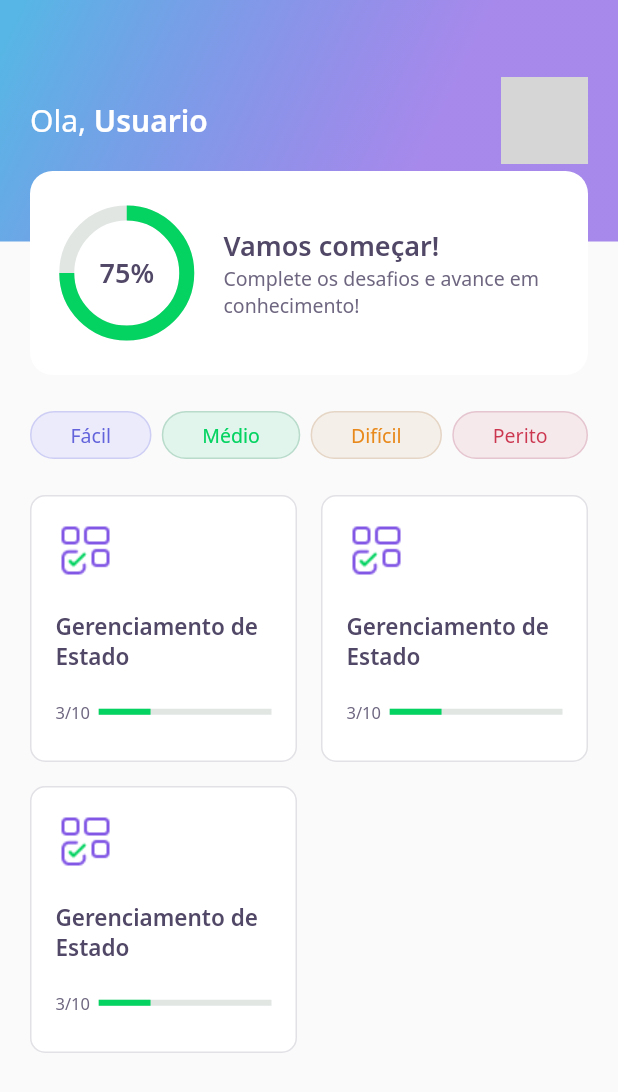
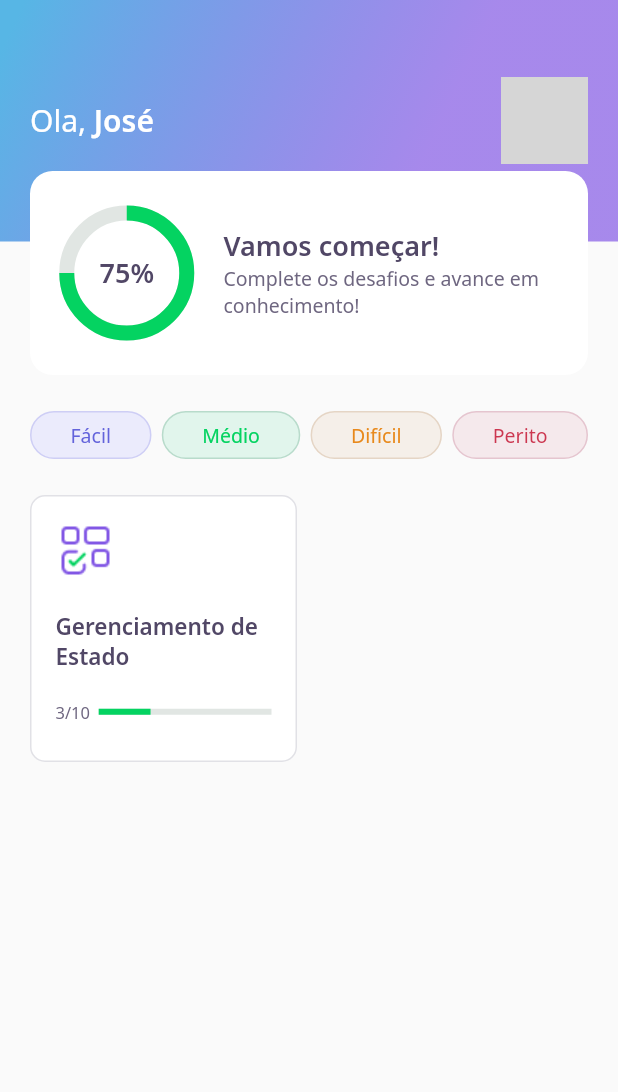
Before and after one commit to Gabrielzyr/Flutter-app, a Flutter app: the HomePage screen opened directly, on a phone screen of 412 x 824 dp. Shown: the top 1092 px of the screen. Run offline on Flutter 3.47's test engine with Material 2 defaults, Android fonts, the phone set to English and light mode, and no system bars; our stand-ins replace google_fonts; accounts and stored records are empty; network calls fail; grey boxes are pictures that could not be loaded.

Commit message:
Added models and home controller

```diff
--- a/lib/core/app_widget.dart
+++ b/lib/core/app_widget.dart
@@ -9,7 +9,7 @@ class AppWidget extends StatelessWidget {
   Widget build(BuildContext context) {
     return MaterialApp(
       title: "DevQuiz",
-      home: ChallengePage(),
+      home: HomePage(),
     );
   }
 }
--- /dev/null
+++ b/lib/home/home_controller.dart
@@ -0,0 +1,42 @@
+import 'package:nlw5_flutter/core/app_images.dart';
+import 'package:nlw5_flutter/home/home_state.dart';
+import 'package:nlw5_flutter/shared/models/awnser_model.dart';
+import 'package:nlw5_flutter/shared/models/question_model.dart';
+import 'package:nlw5_flutter/shared/models/quiz_model.dart';
+import 'package:nlw5_flutter/shared/models/user_model.dart';
+
+class HomeController {
+  HomeState state = HomeState.empty;
+
+  UserModel? user;
+  List<QuizModel>? quizzes;
+
+  void getUser() {
+    user = UserModel(
+      name: "José",
+      photoUrl:
+          "https://images.unsplash.com/photo-1535713875002-d1d0cf377fde?ixid=MnwxMjA3fDB8MHxzZWFyY2h8MXx8dXNlcnxlbnwwfHwwfHw%3D&ixlib=rb-1.2.1&auto=format&fit=crop&w=500&q=60",
+    );
+  }
+
+  void getQuizzes() {
+    quizzes = [
+      QuizModel(
+        title: "NLW 5 Flutter",
+        imagem: AppImages.blocks,
+        level: Level.facil,
+        questions: [
+          QuestionModel(
+            title: "Está curtindo o Flutter?",
+            awnsers: [
+              AwnserModel(title: "Estou curtindo"),
+              AwnserModel(title: "Amando Flutter"),
+              AwnserModel(title: "Muito top", isRight: true),
+              AwnserModel(title: "Show de bola"),
+            ],
+          )
+        ],
+      )
+    ];
+  }
+}
--- a/lib/home/home_page.dart
+++ b/lib/home/home_page.dart
@@ -1,4 +1,5 @@
 import 'package:flutter/material.dart';
+import './home_controller.dart';
 import 'package:nlw5_flutter/home/widgets/appbar/app_bar_widget.dart';
 import 'package:nlw5_flutter/home/widgets/level_button/level_button_widget.dart';
 import 'package:nlw5_flutter/home/widgets/quiz_card/quiz_card_widget.dart';
@@ -11,45 +12,45 @@ class HomePage extends StatefulWidget {
 }
 
 class _HomePageState extends State<HomePage> {
+  final controller = HomeController();
+
+  @override
+  void initState() {
+    super.initState();
+    controller.getUser();
+    controller.getQuizzes();
+  }
+
   @override
   Widget build(BuildContext context) {
     return Scaffold(
-      appBar: AppBarWidget(),
+      appBar: AppBarWidget(
+        user: controller.user!,
+      ),
       body: Padding(
         padding: const EdgeInsets.symmetric(horizontal: 20),
         child: Column(
           children: [
-            SizedBox(height: 24,),
-            Row(
-              mainAxisAlignment: MainAxisAlignment.spaceBetween,
-              children: [
-                LevelButtonWidget(
-                  label: "Fácil"
-                ),
-                LevelButtonWidget(
-                  label: "Médio"
-                ),
-                LevelButtonWidget(
-                  label: "Difícil"
-                ),
-                LevelButtonWidget(
-                  label: "Perito"
-                ),
-              ]
+            SizedBox(
+              height: 24,
             ),
-            SizedBox(height: 24,),
+            Row(mainAxisAlignment: MainAxisAlignment.spaceBetween, children: [
+              LevelButtonWidget(label: "Fácil"),
+              LevelButtonWidget(label: "Médio"),
+              LevelButtonWidget(label: "Difícil"),
+              LevelButtonWidget(label: "Perito"),
+            ]),
+            SizedBox(
+              height: 24,
+            ),
             Expanded(
-              child: GridView.count(
-                crossAxisCount: 2,
-                crossAxisSpacing: 16,
-                mainAxisSpacing: 16,
-                children: [
-                  QuizCardWidget(),
-                  QuizCardWidget(),
-                  QuizCardWidget(),
-                ],
-              )
-            )
+                child: GridView.count(
+              crossAxisCount: 2,
+              crossAxisSpacing: 16,
+              mainAxisSpacing: 16,
+              children:
+                  controller.quizzes!.map((e) => QuizCardWidget()).toList(),
+            ))
           ],
         ),
       ),
--- /dev/null
+++ b/lib/home/home_state.dart
@@ -0,0 +1 @@
+enum HomeState { success, loading, error, empty }
--- a/lib/home/widgets/appbar/app_bar_widget.dart
+++ b/lib/home/widgets/appbar/app_bar_widget.dart
@@ -1,9 +1,12 @@
 import 'package:flutter/material.dart';
 import 'package:nlw5_flutter/core/core.dart';
 import 'package:nlw5_flutter/home/widgets/score_card/score_card_widget.dart';
+import 'package:nlw5_flutter/shared/models/user_model.dart';
 
 class AppBarWidget extends PreferredSize {
-  AppBarWidget() : super(
+  final UserModel user;
+  AppBarWidget({required this.user})
+      : super(
             preferredSize: Size.fromHeight(250),
             child: Container(
               height: 250,
@@ -22,28 +25,23 @@ class AppBarWidget extends PreferredSize {
                             style: AppTextStyles.title,
                             children: [
                               TextSpan(
-                        text: "Usuario",
-                        style: AppTextStyles.titleBold
-                      )
-                    ]
-
-                  )),
+                                  text: user.name,
+                                  style: AppTextStyles.titleBold)
+                            ])),
                         Container(
                           width: 58,
                           height: 58,
                           decoration: BoxDecoration(
                               borderRadius: BorderRadius.circular(10),
                               image: DecorationImage(
-                        image: NetworkImage(
-                          "https://images.unsplash.com/photo-1535713875002-d1d0cf377fde?ixid=MnwxMjA3fDB8MHxzZWFyY2h8MXx8dXNlcnxlbnwwfHwwfHw%3D&ixlib=rb-1.2.1&auto=format&fit=crop&w=500&q=60"))
-                    ),
+                                  image: NetworkImage(user.photoUrl))),
                         )
                       ],
                     ),
                   ),
-            Align(alignment: Alignment(0.0, 1.0), child: ScoreCardWidget())
+                  Align(
+                      alignment: Alignment(0.0, 1.0), child: ScoreCardWidget())
                 ],
               ),
-      )
-    );
+            ));
 }
--- /dev/null
+++ b/lib/shared/models/awnser_model.dart
@@ -0,0 +1,9 @@
+class AwnserModel {
+  final String title;
+  final bool isRight;
+
+  AwnserModel({
+    required this.title,
+    this.isRight = false,
+  });
+}
--- /dev/null
+++ b/lib/shared/models/question_model.dart
@@ -0,0 +1,11 @@
+import 'package:nlw5_flutter/shared/models/awnser_model.dart';
+
+class QuestionModel {
+  final String title;
+  final List<AwnserModel> awnsers;
+
+  QuestionModel({required this.title, required this.awnsers})
+      : assert(
+          awnsers.length == 4,
+        );
+}
--- /dev/null
+++ b/lib/shared/models/quiz_model.dart
@@ -0,0 +1,19 @@
+import 'package:nlw5_flutter/shared/models/question_model.dart';
+
+enum Level { facil, medio, dificil, perito }
+
+class QuizModel {
+  final String title;
+  final int questionAwnsered;
+  final String imagem;
+  final Level level;
+  final List<QuestionModel> questions;
+
+  QuizModel({
+    required this.title,
+    required this.questions,
+    this.questionAwnsered = 0,
+    required this.imagem,
+    required this.level,
+  });
+}
--- /dev/null
+++ b/lib/shared/models/user_model.dart
@@ -0,0 +1,11 @@
+class UserModel {
+  final String name;
+  final String photoUrl;
+  final int score;
+
+  UserModel({
+    required this.name,
+    required this.photoUrl,
+    this.score = 0,
+  });
+}
--- a/lib/shared/widgets/progress_indicator/progress_indicator_widget.dart
+++ b/lib/shared/widgets/progress_indicator/progress_indicator_widget.dart
@@ -4,7 +4,7 @@ import 'package:nlw5_flutter/core/app_colors.dart';
 class ProgressIndicatorWidget extends StatelessWidget {
   final double value;
   const ProgressIndicatorWidget({Key? key, required this.value})
-    : super(key: key);
+      : super(key: key);
 
   @override
   Widget build(BuildContext context) {
```
Lines whose indentation alone changed are shown as unchanged.
